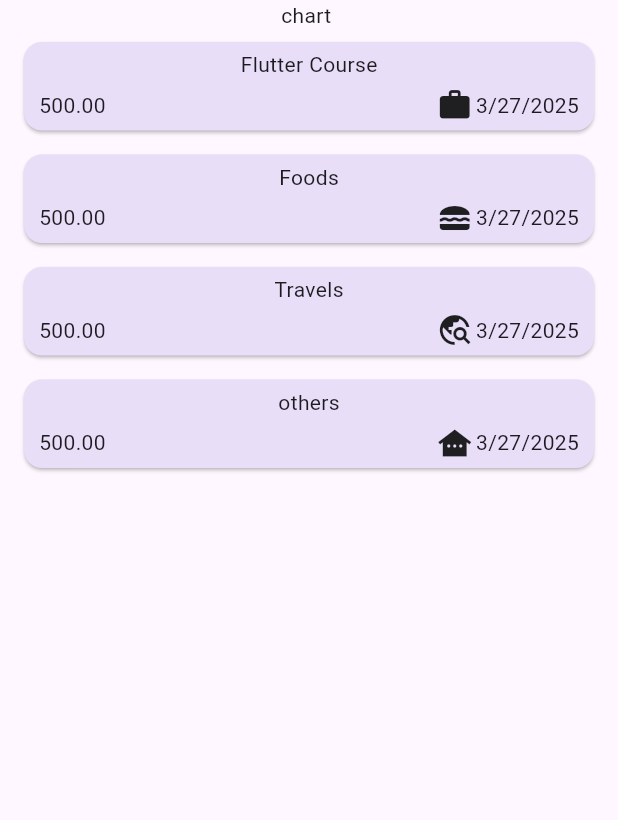
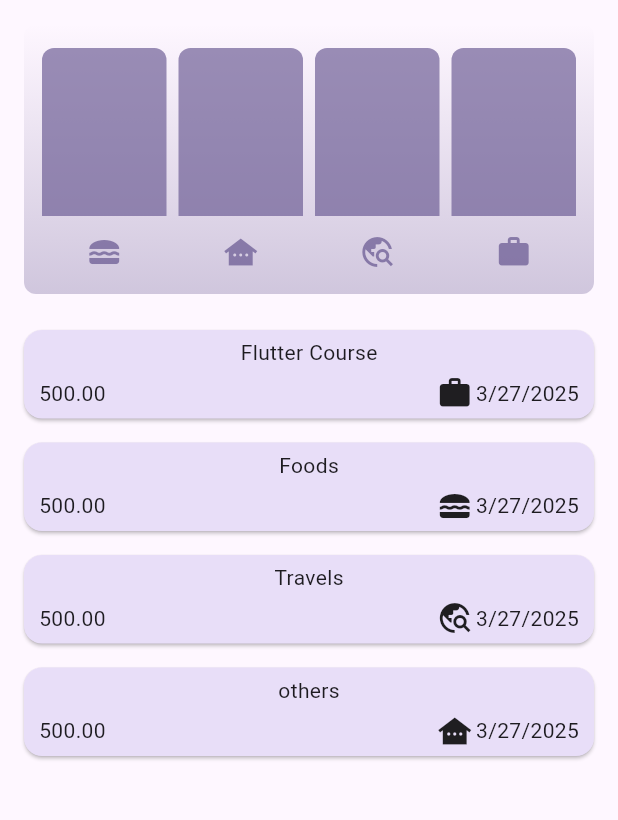
Before and after one commit to yogeshyergalwar/ExpencesApp, a Flutter app: the screen it shows after launch, on a phone screen of 412 x 824 dp, the part 84-904 px from its top. Run offline on Flutter 3.47's test engine with Material 3 defaults, Android fonts, the phone set to English and light mode, and no system bars.

Commit message:
chart_bar added as per expenses

```diff
--- a/lib/Model/expensesmodel.dart
+++ b/lib/Model/expensesmodel.dart
@@ -1,8 +1,10 @@
 import 'package:flutter/material.dart';
 import 'package:uuid/uuid.dart';
 import 'package:intl/intl.dart';
+
 final uuid = Uuid();
-final Formater=DateFormat.yMd();
+final Formater = DateFormat.yMd();
+
 enum Category { Food, Work, Travel, Others }
 
 const CategoryIcons = {
@@ -30,3 +32,18 @@ class Expences {
     return Formater.format(date);
   }
 }
+
+class ExpenseBukey {
+  final List<Expences> expenses;
+  final Category category;
+  ExpenseBukey.forCategory(List<Expences> allExpenses,this.category):expenses=allExpenses.where((ex)=>ex.category== category).toList();
+  ExpenseBukey({required this.category, required this.expenses});
+
+  double get totalExpenxe {
+    double summ = 0;
+    for (final expense in expenses) {
+      summ += expense.amount;
+    }
+    return summ;
+  }
+}
--- /dev/null
+++ b/lib/Widget/chart.dart
@@ -0,0 +1,97 @@
+import 'package:flutter/material.dart';
+
+import '../Model/expensesmodel.dart';
+import 'chart_bar.dart';
+
+
+
+class Chart extends StatelessWidget {
+  const Chart({super.key, required this.expenses});
+
+  final List<Expences> expenses;
+
+  List<ExpenseBukey> get buckets {
+    return [
+      ExpenseBukey.forCategory(expenses, Category.Food),
+      ExpenseBukey.forCategory(expenses, Category.Others),
+      ExpenseBukey.forCategory(expenses, Category.Travel),
+      ExpenseBukey.forCategory(expenses, Category.Work),
+    ];
+  }
+
+  double get maxTotalExpense {
+    double maxTotalExpense = 0;
+
+    for (final bucket in buckets) {
+      if (bucket.totalExpenxe > maxTotalExpense) {
+        maxTotalExpense = bucket.totalExpenxe;
+      }
+    }
+
+    return maxTotalExpense;
+  }
+
+  @override
+  Widget build(BuildContext context) {
+    final isDarkMode =
+        MediaQuery.of(context).platformBrightness == Brightness.dark;
+    return Container(
+      margin: const EdgeInsets.all(16),
+      padding: const EdgeInsets.symmetric(
+        vertical: 16,
+        horizontal: 8,
+      ),
+      width: double.infinity,
+      height: 180,
+      decoration: BoxDecoration(
+        borderRadius: BorderRadius.circular(8),
+        gradient: LinearGradient(
+          colors: [
+            Theme.of(context).colorScheme.primary.withOpacity(0.3),
+            Theme.of(context).colorScheme.primary.withOpacity(0.0)
+          ],
+          begin: Alignment.bottomCenter,
+          end: Alignment.topCenter,
+        ),
+      ),
+      child: Column(
+        children: [
+          Expanded(
+            child: Row(
+              crossAxisAlignment: CrossAxisAlignment.end,
+              children: [
+                for (final bucket in buckets) // alternative to map()
+                  ChartBar(
+                    fill: bucket.totalExpenxe == 0
+                        ? 0
+                        : bucket.totalExpenxe / maxTotalExpense,
+                  )
+              ],
+            ),
+          ),
+          const SizedBox(height: 12),
+          Row(
+            children: buckets
+                .map(
+                  (bucket) => Expanded(
+                child: Padding(
+                  padding: const EdgeInsets.symmetric(horizontal: 4),
+                  child: Icon(
+                    CategoryIcons[bucket.category],
+                    color: isDarkMode
+                        ? Theme.of(context).colorScheme.secondary
+                        : Theme.of(context)
+                        .colorScheme
+                        .primary
+                        .withOpacity(0.7),
+                  ),
+                ),
+              ),
+            )
+                .toList(),
+          )
+        ],
+      ),
+    );
+  }
+}
--- /dev/null
+++ b/lib/Widget/chart_bar.dart
@@ -0,0 +1,34 @@
+import 'package:flutter/material.dart';
+
+class ChartBar extends StatelessWidget {
+  const ChartBar({
+    super.key,
+    required this.fill,
+  });
+
+  final double fill;
+
+  @override
+  Widget build(BuildContext context) {
+    final isDarkMode =
+        MediaQuery.of(context).platformBrightness == Brightness.dark;
+    return Expanded(
+      child: Padding(
+        padding: const EdgeInsets.symmetric(horizontal: 4),
+        child: FractionallySizedBox(
+          heightFactor: fill,
+          child: DecoratedBox(
+            decoration: BoxDecoration(
+              shape: BoxShape.rectangle,
+              borderRadius:
+              const BorderRadius.vertical(top: Radius.circular(8)),
+              color: isDarkMode
+                  ? Theme.of(context).colorScheme.secondary
+                  : Theme.of(context).colorScheme.primary.withOpacity(0.65),
+            ),
+          ),
+        ),
+      ),
+    );
+  }
+}
--- a/lib/Widget/expence.dart
+++ b/lib/Widget/expence.dart
@@ -2,6 +2,7 @@ import 'package:flutter/cupertino.dart';
 import 'package:flutter/material.dart';
 
 import '../Model/expensesmodel.dart';
+import 'chart.dart';
 import 'expences_List.dart';
 import 'newExpaenselist.dart';
 
@@ -93,7 +94,7 @@ class _MyAppState extends State<MyApp> {
       ),
       body: Column(
         children: [
-          Text('chart '),
+          Chart(expenses:_ListOfRegisterExpences ,),
           Expanded(
             child: maincontent,
           )
--- a/lib/Widget/newExpaenselist.dart
+++ b/lib/Widget/newExpaenselist.dart
@@ -45,7 +45,7 @@ class _NewexpaenselistState extends State<Newexpaenselist> {
           context: context,
           builder: (cxt) => AlertDialog(
                 title: Text('Invalid Input'),
-                content: Text('Please Fill Valid Data'),
+                content: Text('Please Fill Valid Data OR Missing Data'),
                 actions: [
                   TextButton(
                       onPressed: () {
--- a/lib/main.dart
+++ b/lib/main.dart
@@ -38,7 +38,7 @@ void main() {
       appBarTheme: AppBarTheme().copyWith(
           backgroundColor: kColorSheme.onPrimaryContainer,
           foregroundColor: kColorSheme.onPrimary),
-    ),
+    ),debugShowCheckedModeBanner: false,
 //themeMode:ThemeMode.system,default
     home: MyApp(),
   ));
```
